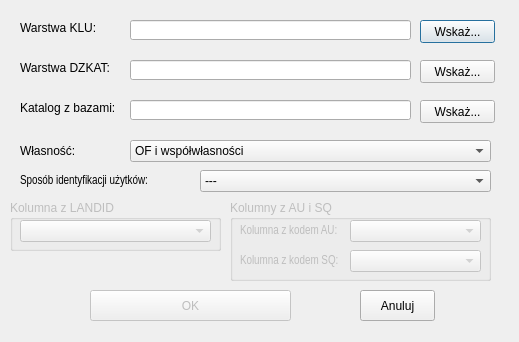
Marcus-LAS-R/LASR, file skrypty/ui/ui_sprawdz_ls.ui: the form before one commit.
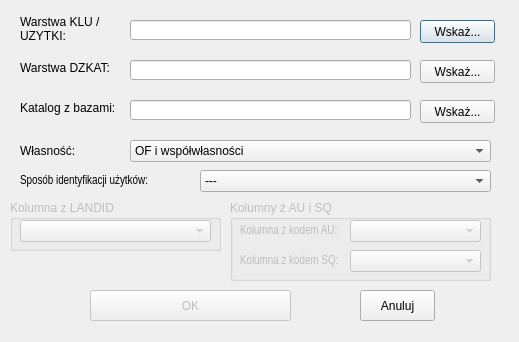
The form after the commit.

Commit message:
Przygotuj Lsy: tryb "Tylko AU - warstwa UZYTKI", podpowiadanie kolumn
- nowy sposób identyfikacji: kontury użytków bez klas (AU/OFU/G5OFU),
  klasa z bazy per działka; kilka klas Ls w bazie -> LS_DO_PRZECIECIA
- okno podpowiada kolumny AU/SQ/LANDID i sposób identyfikacji przy
  każdym wyborze warstwy (UZYTKI -> "Tylko AU")
- etykieta "Warstwa KLU / UZYTKI:" zawijana w 2 linie
- raport: Ls do ręcznego przecięcia we własnej sekcji (nie jako
  "BRAKUJĄCE LSy [W BAZIE]" z pustym LANDID) + waypointy

What changed in the file:
```diff
--- a/skrypty/ui/ui_sprawdz_ls.ui
+++ b/skrypty/ui/ui_sprawdz_ls.ui
@@ -29,9 +29,9 @@
    <property name="geometry">
     <rect>
      <x>20</x>
-     <y>20</y>
+     <y>13</y>
      <width>101</width>
-     <height>16</height>
+     <height>32</height>
     </rect>
    </property>
    <property name="font">
@@ -40,7 +40,10 @@
     </font>
    </property>
    <property name="text">
-    <string>Warstwa KLU:</string>
+    <string>Warstwa KLU / UZYTKI:</string>
+   </property>
+   <property name="wordWrap">
+    <bool>true</bool>
    </property>
   </widget>
   <widget class="QLabel" name="label_2">
```
Left out of the diff: 5 changed lines with no effect on the pictures. The commit also changes 3 other files.
